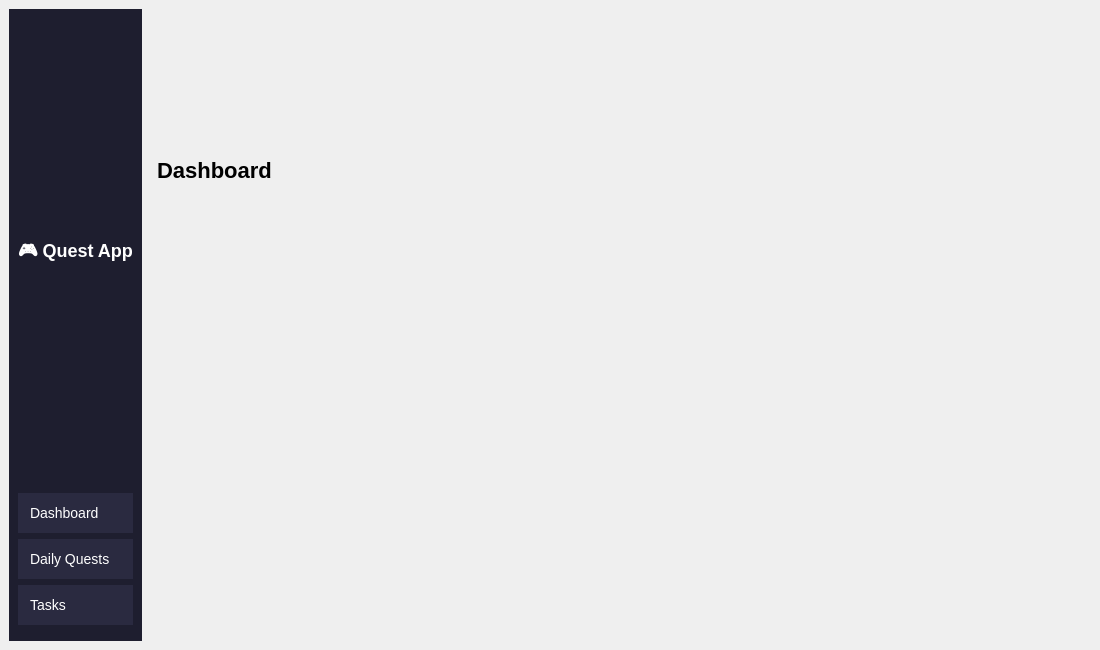
Qt form ui/main_window.ui (jushinyta/baicuoikhoa_pte_tuankhoa) before a commit.
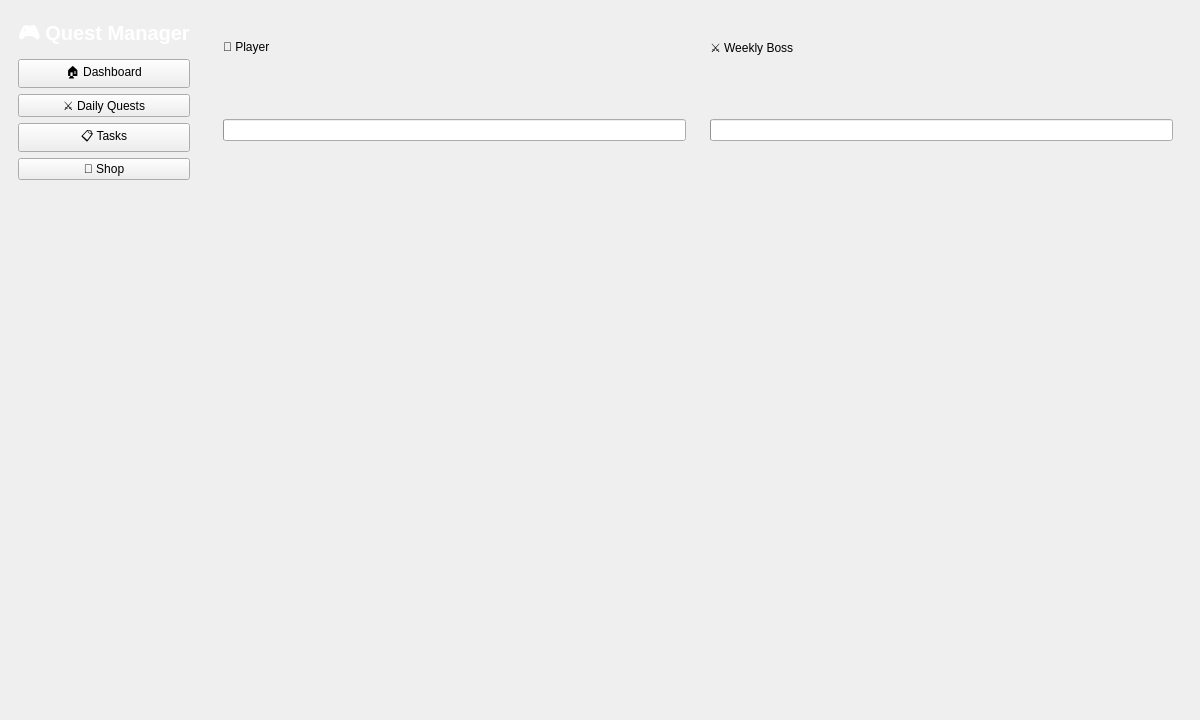
The same form after that commit.

```diff
--- a/ui/main_window.ui
+++ b/ui/main_window.ui
@@ -6,10 +6,11 @@
    <rect>
     <x>0</x>
     <y>0</y>
-    <width>1100</width>
-    <height>650</height>
-   </rect>
-  </property>
+   <width>1200</width>
+   <height>720</height>
+  </rect>
+ </property>
+
   <property name="windowTitle">
    <string>Quest Manager</string>
   </property>
@@ -23,31 +24,16 @@
       <property name="minimumWidth">
        <number>220</number>
       </property>
-      <property name="styleSheet">
-       <string notr="true">
-        QFrame { background-color: #1e1e2f; }
-        QPushButton {
-          color: white;
-          background-color: #2a2a40;
-          border: none;
-          padding: 12px;
-          font-size: 14px;
-          text-align: left;
-        }
-        QPushButton:hover { background-color: #3a3a55; }
-        QLabel { color: white; }
-       </string>
-      </property>
 
       <layout class="QVBoxLayout" name="sidebarLayout">
 
        <item>
         <widget class="QLabel" name="appTitle">
          <property name="text">
-          <string>🎮 Quest App</string>
+         <string>🎮 Quest Manager</string>
          </property>
          <property name="styleSheet">
-          <string>font-size:18px; font-weight:bold;</string>
+         <string>font-size:20px;font-weight:bold;color:white;</string>
          </property>
         </widget>
        </item>
@@ -55,7 +41,7 @@
        <item>
         <widget class="QPushButton" name="btnDashboard">
          <property name="text">
-          <string>Dashboard</string>
+         <string>🏠 Dashboard</string>
          </property>
         </widget>
        </item>
@@ -63,7 +49,7 @@
        <item>
         <widget class="QPushButton" name="btnDaily">
          <property name="text">
-          <string>Daily Quests</string>
+         <string>⚔ Daily Quests</string>
          </property>
         </widget>
        </item>
@@ -71,16 +57,30 @@
        <item>
         <widget class="QPushButton" name="btnTasks">
          <property name="text">
-          <string>Tasks</string>
+         <string>📋 Tasks</string>
          </property>
         </widget>
        </item>
 
        <item>
-        <spacer name="spacer">
+       <widget class="QPushButton" name="btnShop">
+        <property name="text">
+         <string>🛒 Shop</string>
+        </property>
+       </widget>
+      </item>
+
+      <item>
+       <spacer name="verticalSpacer">
          <property name="orientation">
           <enum>Qt::Vertical</enum>
          </property>
+        <property name="sizeHint">
+         <size>
+          <width>20</width>
+          <height>40</height>
+         </size>
+        </property>
         </spacer>
        </item>
 
@@ -97,23 +97,77 @@
        <layout class="QVBoxLayout" name="dashboardLayout">
 
         <item>
-         <widget class="QLabel" name="dashboardTitle">
+        <layout class="QHBoxLayout" name="topDashboardLayout">
+
+         <item>
+          <widget class="QFrame" name="playerFrame">
+           <layout class="QVBoxLayout" name="playerLayout">
+
+            <item>
+             <widget class="QLabel" name="playerTitle">
           <property name="text">
-           <string>Dashboard</string>
-          </property>
-          <property name="styleSheet">
-           <string>font-size:22px; font-weight:bold;</string>
+               <string>👤 Player</string>
+              </property>
+             </widget>
+            </item>
+
+            <item>
+             <widget class="QLabel" name="levelLabel"/>
+            </item>
+
+            <item>
+             <widget class="QProgressBar" name="xpBar"/>
+            </item>
+
+           </layout>
+          </widget>
+         </item>
+
+         <item>
+          <widget class="QFrame" name="bossFrame">
+           <layout class="QVBoxLayout" name="bossLayout">
+
+            <item>
+             <widget class="QLabel" name="bossTitle">
+              <property name="text">
+               <string>⚔ Weekly Boss</string>
           </property>
          </widget>
         </item>
 
         <item>
-         <widget class="QFrame" name="dashboardContent">
-          <layout class="QVBoxLayout" name="dashboardContentLayout"/>
+             <widget class="QLabel" name="bossName"/>
+            </item>
+
+            <item>
+             <widget class="QProgressBar" name="bossHpBar"/>
+            </item>
+
+           </layout>
          </widget>
         </item>
 
        </layout>
+       </item>
+
+       <item>
+        <widget class="QLabel" name="goldLabel"/>
+       </item>
+
+       <item>
+        <widget class="QLabel" name="statsLabel"/>
+       </item>
+
+       <item>
+        <widget class="QLabel" name="streakLabel"/>
+       </item>
+
+       <item>
+        <widget class="QLabel" name="motivationLabel"/>
+       </item>
+
+      </layout>
+
       </widget>
 
       <!-- DAILY PAGE -->
```
Left out of the diff: 113 changed lines with no effect on the pictures. Lines whose indentation alone changed are shown as unchanged.
